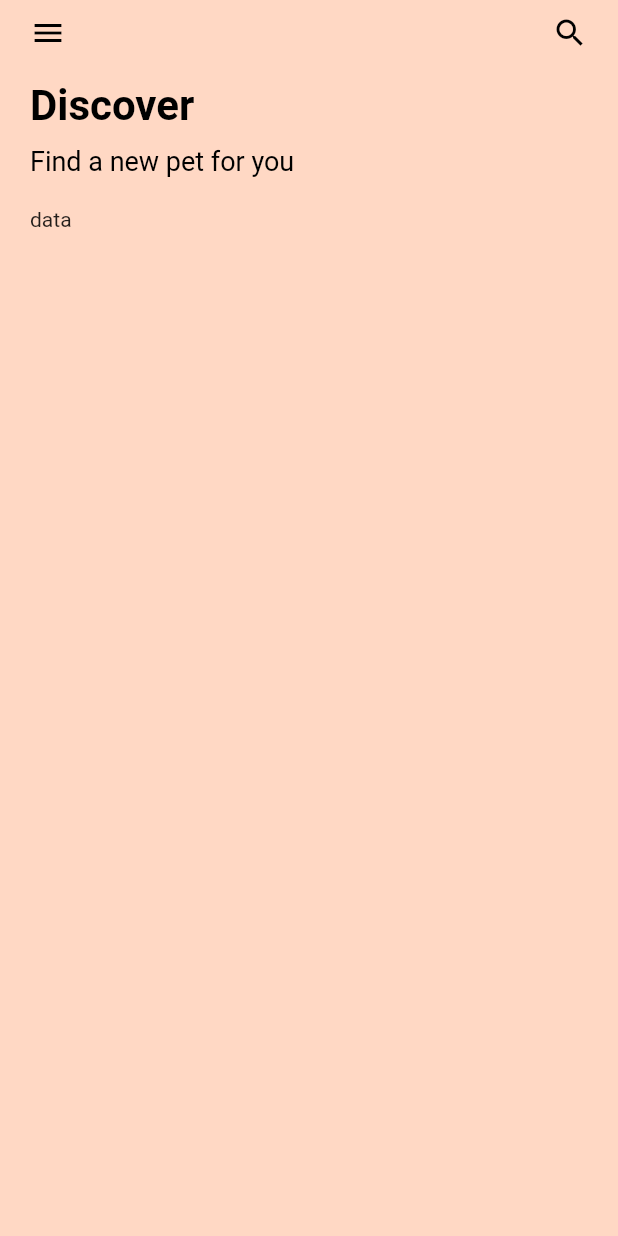
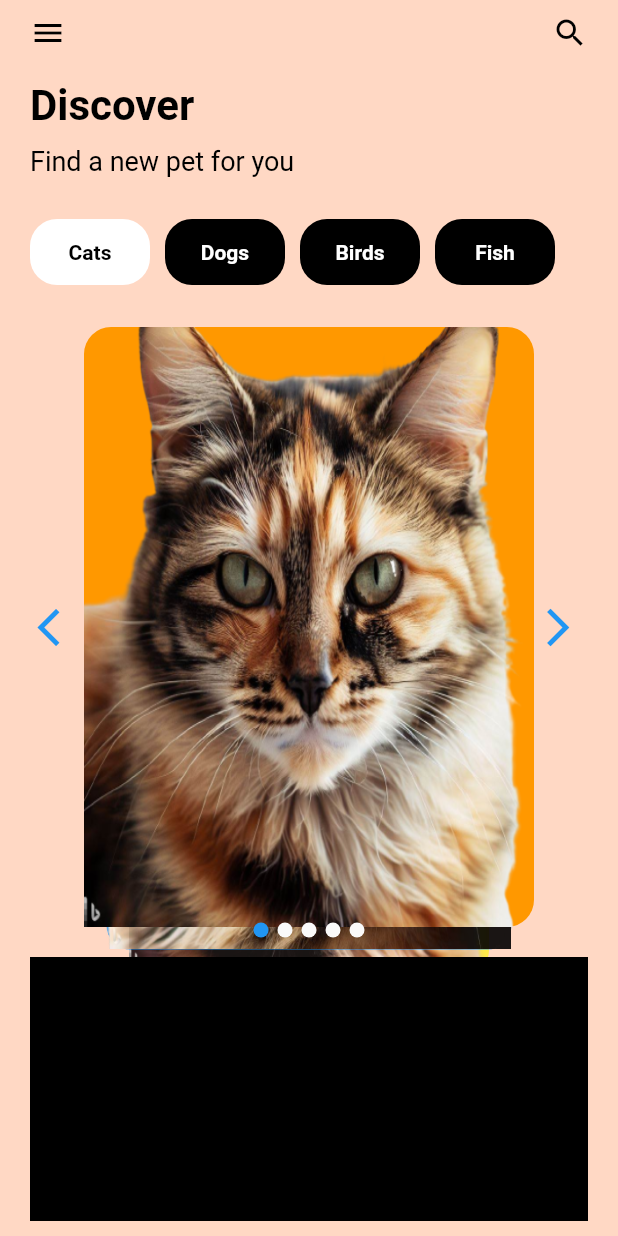
Before and after one commit to vemo068/pet_shop_ui, a Flutter app: the HomePage screen opened directly, on a phone screen of 412 x 824 dp. Run offline on Flutter 3.47's test engine with Material 2 defaults, Android fonts, the phone set to English and light mode, and no system bars; drawn by our look-alikes of card_swiper; our stand-ins replace get, slide_to_act.

Commit message:
home page and assets added

```diff
--- /dev/null
+++ b/lib/components/categories_list.dart
@@ -0,0 +1,68 @@
+import 'package:flutter/material.dart';
+import 'package:get/get.dart';
+import 'package:pet_shop_ui/controllers/pets_controler.dart';
+import 'package:pet_shop_ui/models/dummy_data.dart';
+import 'package:pet_shop_ui/styles/colors.dart';
+
+class PetCategoriesList extends StatelessWidget {
+  final PetsController petsController = Get.find<PetsController>();
+  PetCategoriesList({
+    Key? key,
+  }) : super(key: key);
+
+  @override
+  Widget build(BuildContext context) {
+    return GetBuilder(
+        init: petsController,
+        builder: (_) {
+          return Container(
+            padding: const EdgeInsets.symmetric(vertical: 8),
+            height: 60,
+            child: ListView.builder(
+              itemCount: categories.length,
+              scrollDirection: Axis.horizontal,
+              itemBuilder: (BuildContext context, int index) {
+                return Row(
+                  children: [
+                    InkWell(
+                      borderRadius: BorderRadius.circular(18),
+                      onTap: () {
+                        petsController.selectPetCategory(categories[index]);
+                      },
+                      child: Container(
+                        width: 80,
+                        padding: const EdgeInsets.symmetric(
+                            vertical: 8, horizontal: 10),
+                        decoration: BoxDecoration(
+                          color: petsController
+                                  .isCategorySelected(categories[index])
+                              ? kcwhite
+                              : kcblack,
+                          borderRadius: BorderRadius.circular(18),
+                        ),
+                        child: Center(
+                          child: Text(
+                            categories[index].name,
+                            softWrap: true,
+                            style: TextStyle(
+                              color: petsController
+                                      .isCategorySelected(categories[index])
+                                  ? kcblack
+                                  : kcwhite,
+                              fontWeight: FontWeight.bold,
+                            ),
+                          ),
+                        ),
+                      ),
+                    ),
+                    const SizedBox(
+                      width: 10,
+                    )
+                  ],
+                );
+              },
+            ),
+          );
+        });
+  }
+}
--- /dev/null
+++ b/lib/components/pet_scroll.dart
@@ -0,0 +1,44 @@
+import 'package:card_swiper/card_swiper.dart';
+import 'package:flutter/material.dart';
+import 'package:get/get.dart';
+import 'package:pet_shop_ui/controllers/pets_controler.dart';
+
+class PetScroll extends StatelessWidget {
+  PetsController petsController = Get.find<PetsController>();
+  PetScroll({
+    Key? key,
+  }) : super(key: key);
+
+  @override
+  Widget build(BuildContext context) {
+    return GetBuilder(
+        init: petsController,
+        builder: (_) {
+          return Expanded(
+            flex: 5,
+            child: Container(
+              child: Swiper(
+                layout: SwiperLayout.TINDER,
+                itemWidth: 300.0,
+                itemHeight: 400.0,
+                itemBuilder: (BuildContext context, int index) {
+                  return Container(
+                    decoration: BoxDecoration(
+                        borderRadius: BorderRadius.circular(18),
+                        color: petsController
+                            .selectedCategory.pets[index].bg_color),
+                    child: Image.asset(
+                      petsController.selectedCategory.pets[index].pet_image,
+                      fit: BoxFit.fill,
+                    ),
+                  );
+                },
+                itemCount: petsController.selectedCategory.pets.length,
+                pagination: const SwiperPagination(),
+                control: const SwiperControl(),
+              ),
+            ),
+          );
+        });
+  }
+}
--- a/lib/controllers/pets_controler.dart
+++ b/lib/controllers/pets_controler.dart
@@ -1,6 +1,16 @@
 import 'package:get/get.dart';
 import 'package:pet_shop_ui/models/category.dart';
+import 'package:pet_shop_ui/models/dummy_data.dart';
 
 class PetsController extends GetxController {
- // Category selectedCategory;
+  PetCategory selectedCategory = categories[0];
+
+  bool isCategorySelected(PetCategory petCategory) {
+    return petCategory == selectedCategory ? true : false;
+  }
+
+  void selectPetCategory(PetCategory petCategory) {
+    selectedCategory = petCategory;
+    update();
+  }
 }
--- a/lib/main.dart
+++ b/lib/main.dart
@@ -11,7 +11,7 @@ class CatAdoptApp extends StatelessWidget {
 
   @override
   Widget build(BuildContext context) {
-    return const GetMaterialApp(
+    return  GetMaterialApp(
       debugShowCheckedModeBanner: false,
       home: GetStartedPage(),
     );
--- a/lib/models/category.dart
+++ b/lib/models/category.dart
@@ -1,8 +1,8 @@
 import 'package:pet_shop_ui/models/pet.dart';
 
-class Category {
+class PetCategory {
   final String name;
   final List<Pet> pets;
 
-  Category( {required this.pets,required this.name});
+  PetCategory({required this.pets, required this.name});
 }
--- a/lib/models/dummy_data.dart
+++ b/lib/models/dummy_data.dart
@@ -2,8 +2,8 @@ import 'package:flutter/material.dart';
 import 'package:pet_shop_ui/models/category.dart';
 import 'package:pet_shop_ui/models/pet.dart';
 
-List<Category> categories = [
-  Category(
+List<PetCategory> categories = [
+  PetCategory(
     name: "Cats",
     pets: [
       Pet(
@@ -28,12 +28,12 @@ List<Category> categories = [
       ),
       Pet(
         name: "Oscar",
-        pet_image: "assets/cat5.png",
+        pet_image: "assets/cat3.png",
         bg_color: Colors.brown,
       ),
     ],
   ),
-  Category(
+  PetCategory(
     name: "Dogs",
     pets: [
       Pet(
@@ -43,27 +43,27 @@ List<Category> categories = [
       ),
       Pet(
         name: "Max",
-        pet_image: "assets/dog2.png",
+        pet_image: "assets/dog1.png",
         bg_color: Colors.purple,
       ),
       Pet(
         name: "Charlie",
-        pet_image: "assets/dog3.png",
+        pet_image: "assets/dog1.png",
         bg_color: Colors.red,
       ),
       Pet(
         name: "Lucy",
-        pet_image: "assets/dog4.png",
+        pet_image: "assets/dog1.png",
         bg_color: Colors.teal,
       ),
       Pet(
         name: "Rocky",
-        pet_image: "assets/dog5.png",
+        pet_image: "assets/dog1.png",
         bg_color: Colors.indigo,
       ),
     ],
   ),
-  Category(
+  PetCategory(
     name: "Birds",
     pets: [
       Pet(
@@ -88,39 +88,35 @@ List<Category> categories = [
       ),
       Pet(
         name: "Sky",
-        pet_image: "assets/bird5.png",
+        pet_image: "assets/bird2.png",
         bg_color: Colors.blue,
       ),
     ],
   ),
-  Category(
+  PetCategory(
     name: "Fish",
     pets: [
       Pet(
         name: "Nemo",
-        pet_image: "assets/fish1.png",
+        pet_image: "assets/bird3.png",
         bg_color: Colors.orange,
       ),
       Pet(
         name: "Bubbles",
-        pet_image: "assets/fish2.png",
+        pet_image: "assets/dog1.png",
         bg_color: Colors.blue,
       ),
       Pet(
         name: "Finley",
-        pet_image: "assets/fish3.png",
+        pet_image: "assets/cat4.png",
         bg_color: Colors.green,
       ),
       Pet(
         name: "Goldie",
-        pet_image: "assets/fish4.png",
+        pet_image: "assets/bird4.png",
         bg_color: Colors.yellow,
       ),
-      Pet(
-        name: "Splash",
-        pet_image: "assets/fish5.png",
-        bg_color: Colors.cyan
-      ),
+      Pet(name: "Splash", pet_image: "assets/bird2.png", bg_color: Colors.cyan),
     ],
   ),
 ];
--- a/lib/pages/getstarted.dart
+++ b/lib/pages/getstarted.dart
@@ -1,12 +1,14 @@
 import 'package:flutter/material.dart';
 import 'package:get/get.dart';
 import 'package:pet_shop_ui/components/start_grid.dart';
+import 'package:pet_shop_ui/controllers/pets_controler.dart';
 import 'package:pet_shop_ui/pages/home.dart';
 import 'package:pet_shop_ui/styles/colors.dart';
 import 'package:slide_to_act/slide_to_act.dart';
 
 class GetStartedPage extends StatelessWidget {
-  const GetStartedPage({super.key});
+  PetsController petsController = Get.put(PetsController());
+   GetStartedPage({super.key});
 
   @override
   Widget build(BuildContext context) {
@@ -54,7 +56,7 @@ class GetStartedPage extends StatelessWidget {
             child: SizedBox(
               child: SlideAction(
                 onSubmit: () {
-                  Get.to(const HomePage());
+                  Get.to( HomePage());
                 },
                 sliderRotate: false,
                 text: "      Get Started",
--- a/lib/pages/home.dart
+++ b/lib/pages/home.dart
@@ -1,4 +1,10 @@
+import 'package:card_swiper/card_swiper.dart';
 import 'package:flutter/material.dart';
+import 'package:get/get.dart';
+import 'package:pet_shop_ui/components/categories_list.dart';
+import 'package:pet_shop_ui/components/pet_scroll.dart';
+import 'package:pet_shop_ui/controllers/pets_controler.dart';
+
 import 'package:pet_shop_ui/styles/colors.dart';
 
 class HomePage extends StatelessWidget {
@@ -51,15 +57,14 @@ class HomePage extends StatelessWidget {
               const SizedBox(
                 height: 20,
               ),
-              SizedBox(
-                height: 80,
-                child: ListView(
-                  scrollDirection: Axis.horizontal,
-                  children: const [
-                    Text("data"),
-                  ],
+              PetCategoriesList(),
+              PetScroll(),
+              Expanded(
+                flex: 2,
+                child: Container(
+                  color: kcblack,
                 ),
-              )
+              ),
             ],
           ),
         ),
--- a/pubspec.yaml
+++ b/pubspec.yaml
@@ -38,6 +38,7 @@ dependencies:
   cupertino_icons: ^1.0.2
   get:
   slide_to_act: ^2.0.1
+  card_swiper : ^3.0.0
 
 dev_dependencies:
   flutter_test:
```
Also changed, not shown: assets/bird1.png (added), assets/bird2.png (added), assets/bird3.png (added), assets/bird4.png (added), assets/cat1.png (added), assets/cat2.png (added), assets/cat3.png (added), assets/cat4.png (added), assets/dog1.png (added), pubspec.lock.
